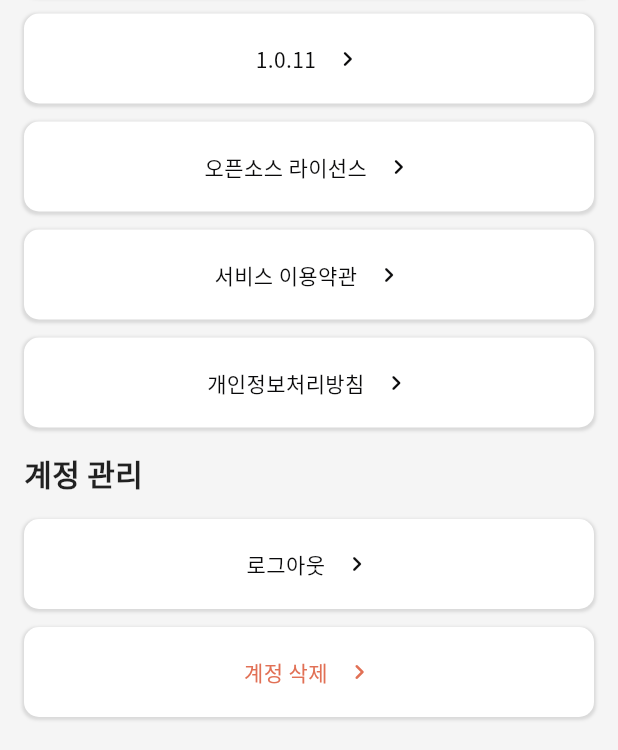
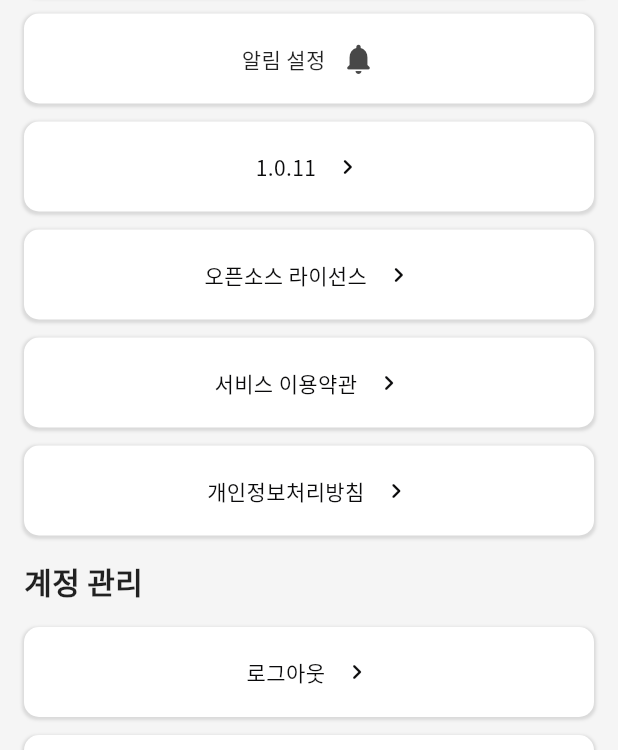
Before and after one commit to PassionDevelopers/mobile, a Flutter app: the SettingView screen opened by its route, after a tap on "다시 스탠드 공유하기", on a phone screen of 412 x 824 dp, the part 486-1236 px from its top. Run offline on Flutter 3.47's test engine with Material 3 defaults, Android fonts, the phone set to English and light mode, and no system bars; drawn by our look-alikes of auto_size_text; our stand-ins replace animated_text_kit, app_links, card_swiper, chat_bubbles, cloud_firestore, dio and 23 more; missing offline and left inert: amplitude_flutter, autoscale_tabbarview, clarity_flutter, flutter_sliding_up_panel, kakao_flutter_sdk, kakao_flutter_sdk_common and 5 more; accounts and stored records are empty; generated files the repository leaves out were written again; network calls fail; statements that could not run were skipped.

Commit message:
Feat: 알림 권한 요청 한번만, 버튼으로 앱설정 제어

```diff
--- a/lib/core/components/buttons/big_button.dart
+++ b/lib/core/components/buttons/big_button.dart
@@ -3,17 +3,18 @@ import 'package:could_be/ui/fonts.dart';
 import 'package:flutter/material.dart';
 
 class BigButton extends StatelessWidget {
-  final String text;
+  final String? text;
   final Color? backgroundColor;
   final Color? textColor;
+  final Widget? widget;
   final void Function() onPressed;
 
-  const BigButton(
-      this.text, {
+  const BigButton({
     super.key,
+    this.text,
     required this.onPressed,
     this.backgroundColor,
-        this.textColor,
+    this.textColor, this.widget,
   });
 
   @override
@@ -37,16 +38,18 @@ class BigButton extends StatelessWidget {
             ),
           ],
         ),
-        child: Row(
+        child:
+            widget ??
+            Row(
               mainAxisAlignment: MainAxisAlignment.center,
               children: [
-            MyText.h3(text, color: textColor ?? AppColors.primary,),
+                MyText.h3(text ?? '', color: textColor ?? AppColors.primary),
                 const SizedBox(width: 11),
                 Icon(
                   Icons.keyboard_arrow_right_rounded,
                   size: 20,
                   color: textColor ?? AppColors.primary,
-            )
+                ),
               ],
             ),
       ),
--- a/lib/core/di/di_setup.dart
+++ b/lib/core/di/di_setup.dart
@@ -13,6 +13,7 @@ import 'package:could_be/presentation/log_in/login_view_model.dart';
 import 'package:dio/dio.dart';
 import 'package:firebase_analytics/firebase_analytics.dart';
 import 'package:firebase_auth/firebase_auth.dart';
+import 'package:firebase_messaging/firebase_messaging.dart';
 import 'package:get_it/get_it.dart';
 
 import 'api.dart';
@@ -38,6 +39,7 @@ Future<void> diSetupToken() async {
   getIt.registerSingleton<FirebaseFirestore>(FirebaseFirestore.instance);
   getIt.registerSingleton<FirebaseAuth>(FirebaseAuth.instance);
   getIt.registerSingleton<FirebaseAnalytics>(FirebaseAnalytics.instance);
+  getIt.registerSingleton<FirebaseMessaging>(FirebaseMessaging.instance);
   getIt.registerSingleton<FirebaseLoginUseCase>(
     FirebaseLoginUseCase(
       tokenStorageRepository: getIt(),
--- /dev/null
+++ b/lib/core/permission/permission_management.dart
@@ -0,0 +1,45 @@
+import 'dart:developer';
+import 'package:could_be/core/di/di_setup.dart';
+import 'package:could_be/data/data_source/local/user_preferences.dart';
+import 'package:firebase_messaging/firebase_messaging.dart';
+import 'package:permission_handler/permission_handler.dart';
+import '../analytics/unified_analytics_helper.dart';
+
+Future<void> requestFCMPermission(bool isFirst) async {
+  final bool isPermissionRequested = UserPreferences.getNotificationPermissionRequested() ?? false;
+
+  if(!isFirst || !isPermissionRequested) {
+    final settings = await getIt<FirebaseMessaging>().requestPermission(
+      alert: true,
+      announcement: false,
+      badge: true,
+      carPlay: false,
+      criticalAlert: false,
+      provisional: false,
+      sound: true,
+    );
+
+    if(!isFirst){
+      await openAppSettings();
+    }
+
+    UnifiedAnalyticsHelper.logEvent(
+        name: 'request_permission',
+        parameters: {
+          'permission_type': 'notifications',
+          'result': settings.authorizationStatus.name
+        }
+    );
+    UserPreferences.setNotificationPermissionRequested(true);
+  }
+}
+
+Future<bool> checkFCMPermissionStatus() async {
+  final status = await getIt<FirebaseMessaging>().getNotificationSettings();
+  if (status.authorizationStatus == AuthorizationStatus.authorized ||
+      status.authorizationStatus == AuthorizationStatus.provisional) {
+    return true;
+  } else {
+    return false;
+  }
+}
--- a/lib/data/data_source/local/user_preferences.dart
+++ b/lib/data/data_source/local/user_preferences.dart
@@ -27,4 +27,8 @@ class UserPreferences{
   static Future<bool?> setPostedDasiScore(List<String> postedDasiScore) async => await _preferences?.setStringList(_keyPostedDasiScore, postedDasiScore);
   static List<String>? getPostedDasiScore() => _preferences?.getStringList(_keyPostedDasiScore);
 
+  // 유저가 알림 승인 요청에 답변했는지 체크
+  static const _keyNotificationPermissionRequested = 'NotificationPermissionRequested';
+  static Future<bool?> setNotificationPermissionRequested(bool requested) async => await _preferences?.setBool(_keyNotificationPermissionRequested, requested);
+  static bool? getNotificationPermissionRequested() => _preferences?.getBool(_keyNotificationPermissionRequested);
 }
--- a/lib/presentation/customer_services/feedback_view.dart
+++ b/lib/presentation/customer_services/feedback_view.dart
@@ -191,7 +191,7 @@ class _FeedbackViewState extends State<FeedbackView> {
                       listenable: _viewModel,
                       builder: (context, _) {
                         return BigButton(
-                          '피드백 보내기',
+                          text: '피드백 보내기',
                           onPressed: _viewModel.state.isSubmitting
                               ? () {}
                               : () => _submitFeedback(),
--- a/lib/presentation/init/root.dart
+++ b/lib/presentation/init/root.dart
@@ -4,6 +4,7 @@ import 'dart:io';
 
 import 'package:cloud_firestore/cloud_firestore.dart';
 import 'package:could_be/core/components/layouts/scaffold_layout.dart';
+import 'package:could_be/core/permission/permission_management.dart';
 import 'package:could_be/core/routes/route_names.dart';
 import 'package:could_be/core/routes/router.dart';
 import 'package:could_be/domain/repositoryInterfaces/track_user_activity_interface.dart';
@@ -224,26 +225,6 @@ class _RootState extends State<Root> {
     );
   }
 
-  Future<void> _requestPermission() async {
-    final settings = await FirebaseMessaging.instance.requestPermission(
-      alert: true,
-      announcement: false,
-      badge: true,
-      carPlay: false,
-      criticalAlert: false,
-      provisional: false,
-      sound: true,
-    );
-
-    UnifiedAnalyticsHelper.logEvent(
-      name: 'request_permission',
-      parameters: {
-        'permission_type': 'notifications',
-        'result': settings.authorizationStatus.name
-      }
-    );
-  }
-
   @override
   void initState(){
     super.initState();
@@ -277,7 +258,7 @@ class _RootState extends State<Root> {
             name: 'user_type',
             value: user.isAnonymous ? 'anonymous' : 'registered',
           );
-          _requestPermission();
+          requestFCMPermission(true);
           await userLogined(token);
         }
       } catch (e) {
--- a/lib/presentation/log_in/login_dialog.dart
+++ b/lib/presentation/log_in/login_dialog.dart
@@ -27,7 +27,7 @@ class LoginDialog extends StatelessWidget {
                     maxLines: 3),
                   )),
               const SizedBox(height: 10,),
-              BigButton('계정 삭제', backgroundColor: AppColors.warning,
+              BigButton(text: '계정 삭제', backgroundColor: AppColors.warning,
                   onPressed: (){
                 onDeleteAccount(context);
               })
--- a/lib/presentation/setting/setting_view.dart
+++ b/lib/presentation/setting/setting_view.dart
@@ -1,5 +1,4 @@
-import 'dart:io';
-
+import 'package:could_be/core/analytics/unified_analytics_helper.dart';
 import 'package:could_be/core/components/app_bar/app_bar.dart';
 import 'package:could_be/core/components/buttons/big_button.dart';
 import 'package:could_be/core/components/layouts/bottom_safe_padding.dart';
@@ -8,19 +7,18 @@ import 'package:could_be/core/components/loading/skeleton.dart';
 import 'package:could_be/core/components/title/big_title.dart';
 import 'package:could_be/core/di/di_setup.dart';
 import 'package:could_be/core/method/share_dasi_stand.dart';
+import 'package:could_be/core/permission/permission_management.dart';
 import 'package:could_be/core/routes/route_names.dart';
-import 'package:could_be/core/routes/router.dart';
 import 'package:could_be/core/themes/margins_paddings.dart';
 import 'package:could_be/presentation/log_in/login_dialog.dart';
 import 'package:could_be/presentation/my_page/main/my_page_view_model.dart';
 import 'package:could_be/ui/color.dart';
+import 'package:could_be/ui/fonts.dart';
 import 'package:flutter/material.dart';
 import 'package:go_router/go_router.dart';
 import 'package:in_app_review/in_app_review.dart';
 import 'package:package_info_plus/package_info_plus.dart';
-import 'package:share_plus/share_plus.dart';
 import 'package:url_launcher/url_launcher.dart';
-import 'package:could_be/core/analytics/unified_analytics_helper.dart';
 
 class SettingView extends StatelessWidget {
   const SettingView({super.key});
@@ -48,7 +46,7 @@ class SettingView extends StatelessWidget {
                   BigTitle(title: '설정'),
                   SizedBox(height: MyPaddings.large),
                   BigButton(
-                    '다시 스탠드 공유하기',
+                    text: '다시 스탠드 공유하기',
                     onPressed: () {
                       UnifiedAnalyticsHelper.logButtonTap(
                         module: 'settings',
@@ -59,7 +57,7 @@ class SettingView extends StatelessWidget {
                   ),
                   SizedBox(height: MyPaddings.medium),
                   BigButton(
-                    '피드백 및 문의하기',
+                    text: '피드백 및 문의하기',
                     onPressed: () {
                       UnifiedAnalyticsHelper.logNavigationEvent(
                         fromScreen: 'settings',
@@ -70,7 +68,7 @@ class SettingView extends StatelessWidget {
                   ),
                   SizedBox(height: MyPaddings.medium),
                   BigButton(
-                    '다시 스탠드 평가하기',
+                    text: '다시 스탠드 평가하기',
                     onPressed: () {
                       UnifiedAnalyticsHelper.logButtonTap(
                         module: 'settings',
@@ -78,6 +76,38 @@ class SettingView extends StatelessWidget {
                       );
                       final InAppReview inAppReview = InAppReview.instance;
                       inAppReview.openStoreListing(appStoreId: '6739764701');
+                    },
+                  ),
+                  SizedBox(height: MyPaddings.medium),
+                  FutureBuilder<bool>(
+                    future: checkFCMPermissionStatus(),
+                    builder: (
+                      BuildContext context,
+                      AsyncSnapshot<bool> snapshot,
+                    ) {
+                      if (snapshot.connectionState == ConnectionState.done) {
+                        if (snapshot.hasData) {
+                          final bool isPermissionGranted = snapshot.data!;
+                          return BigButton(
+                            widget : Row(
+                              mainAxisAlignment: MainAxisAlignment.center,
+                              children: [
+                                MyText.h3('알림 설정',),
+                                const SizedBox(width: 10),
+                                Icon(
+                                  isPermissionGranted
+                                      ? Icons.notifications_rounded : Icons.notifications_off,
+                                  color: AppColors.gray1,
+                                ),
+                              ],
+                            ),
+                            onPressed: ()async{
+                              requestFCMPermission(false);
+                            },
+                          );
+                        }
+                      }
+                      return BigButtonSkeleton();
                     },
                   ),
                   SizedBox(height: MyPaddings.medium),
@@ -89,11 +119,7 @@ class SettingView extends StatelessWidget {
                     ) {
                       if (snapshot.connectionState == ConnectionState.done) {
                         if (snapshot.hasData) {
-                          return BigButton(
-                            snapshot.data!,
-                            onPressed: () {
-                            },
-                          );
+                          return BigButton(text: snapshot.data!, onPressed: () {});
                         }
                       }
                       return BigButtonSkeleton();
@@ -101,7 +127,7 @@ class SettingView extends StatelessWidget {
                   ),
                   SizedBox(height: MyPaddings.medium),
                   BigButton(
-                    '오픈소스 라이선스',
+                    text: '오픈소스 라이선스',
                     onPressed: () {
                       Navigator.of(
                         context,
@@ -110,7 +136,7 @@ class SettingView extends StatelessWidget {
                   ),
                   SizedBox(height: MyPaddings.medium),
                   BigButton(
-                    '서비스 이용약관',
+                    text: '서비스 이용약관',
                     onPressed: () async {
                       final Uri url = Uri.parse(
                         'https://passiondevelopers.github.io/docs_hosting/%EC%95%BD%EA%B4%80.html',
@@ -123,7 +149,7 @@ class SettingView extends StatelessWidget {
                   SizedBox(height: MyPaddings.medium),
 
                   BigButton(
-                    '개인정보처리방침',
+                    text: '개인정보처리방침',
                     onPressed: () async {
                       final Uri url = Uri.parse(
                         'https://passiondevelopers.github.io/docs_hosting/privacy-policy-dasi-stand.html',
@@ -145,16 +171,18 @@ class SettingView extends StatelessWidget {
                       if (state.isUserStatusLoading) {
                         return Column(
                           children: [
-                            if(!state.isGuestLogin) BigButtonSkeleton(),
-                            if(!state.isGuestLogin) SizedBox(height: MyPaddings.medium),
+                            if (!state.isGuestLogin) BigButtonSkeleton(),
+                            if (!state.isGuestLogin)
+                              SizedBox(height: MyPaddings.medium),
                             BigButtonSkeleton(),
                           ],
                         );
                       } else {
                         return Column(
                           children: [
-                            if(!state.isGuestLogin) BigButton(
-                              '로그아웃',
+                            if (!state.isGuestLogin)
+                              BigButton(
+                                text: '로그아웃',
                                 onPressed: () async {
                                   UnifiedAnalyticsHelper.logButtonTap(
                                     module: 'settings',
@@ -165,12 +193,14 @@ class SettingView extends StatelessWidget {
                                     method: 'logout',
                                     success: true,
                                   );
-                                if(context.mounted) context.go(RouteNames.root);
+                                  if (context.mounted)
+                                    context.go(RouteNames.root);
                                 },
                               ),
-                            if(!state.isGuestLogin) SizedBox(height: MyPaddings.medium),
+                            if (!state.isGuestLogin)
+                              SizedBox(height: MyPaddings.medium),
                             BigButton(
-                              '계정 삭제',
+                              text: '계정 삭제',
                               textColor: AppColors.warning,
                               onPressed: () async {
                                 if (!context.mounted) return;
@@ -179,7 +209,8 @@ class SettingView extends StatelessWidget {
                                   context: context,
                                   builder:
                                       (context) => LoginDialog(
-                                    onDeleteAccount: viewModel.deleteAccount,
+                                        onDeleteAccount:
+                                            viewModel.deleteAccount,
                                       ),
                                 );
                               },
@@ -190,7 +221,7 @@ class SettingView extends StatelessWidget {
                     },
                   ),
                   SizedBox(height: MyPaddings.medium),
-                  BottomSafePadding()
+                  BottomSafePadding(),
                 ],
               ),
             ),
--- a/pubspec.yaml
+++ b/pubspec.yaml
@@ -43,6 +43,8 @@ dependencies:
   firebase_auth: ^5.6.0
   firebase_core: ^3.14.0
   firebase_analytics: ^11.6.0
+  #permission
+  permission_handler: ^12.0.1
 
   #network
   url_launcher: ^6.1.0
```
Also changed, not shown: pubspec.lock. Lines whose indentation alone changed are shown as unchanged.
